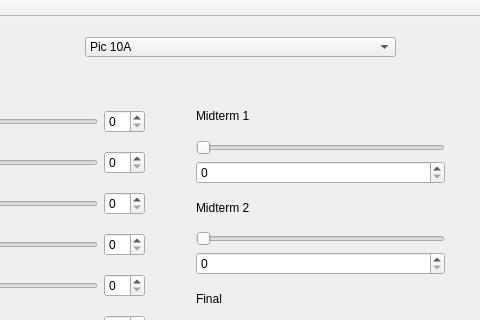
This is grade_calculator/grade_calculator.ui in overwhale/Assignment2 as Qt 5 draws it before an edit; both pictures show x 225 to 705 and y 0 to 320 of the 860 by 509 pixel window. The edited form follows.
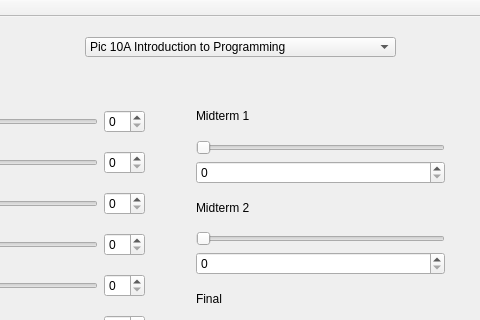
This is the edited form.

Commit message: Sort of simplifid the code! One last thing to fix: connect combo box with spin boxes

```diff
--- a/grade_calculator/grade_calculator.ui
+++ b/grade_calculator/grade_calculator.ui
@@ -51,7 +51,7 @@
     </property>
     <item>
      <property name="text">
-      <string>Pic 10A</string>
+      <string>Pic 10A Introduction to Programming</string>
      </property>
     </item>
     <item>
```
Left out of the diff: 2 changed lines with no effect on the pictures. The commit also changes 3 other files.
